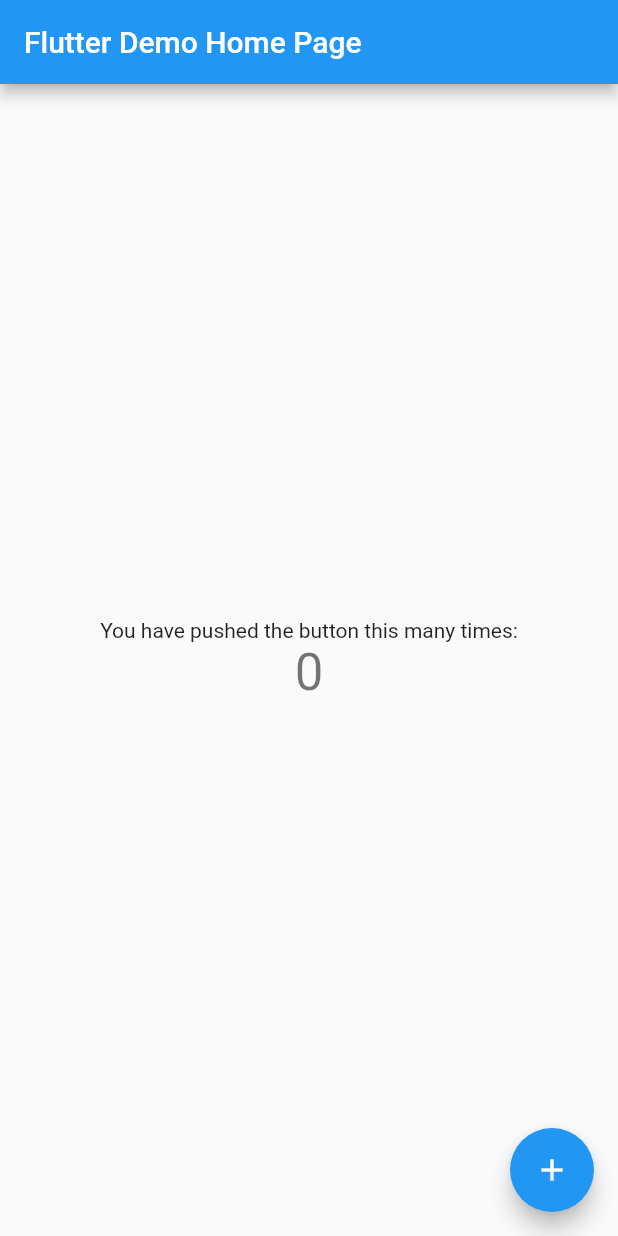
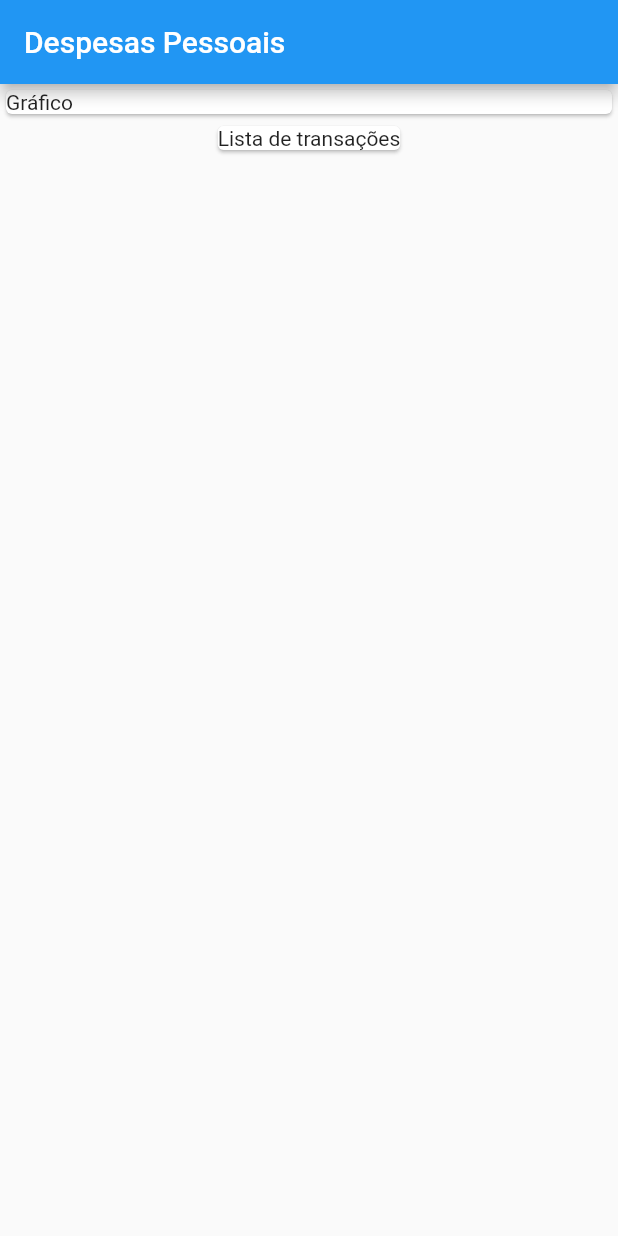
Before and after one commit to pedro-ddias/curso_flutter_completo, a Flutter app: the screen it shows after launch, on a phone screen of 412 x 824 dp. Run offline on Flutter 3.47's test engine with Material 2 defaults, Android fonts, the phone set to English and light mode, and no system bars; missing offline and left inert: dart:html.

Commit message:
Estrutura Projeto
- Estrutura Inicial Projeto
- Estrutura Widget

```diff
--- a/projeto_despesas/lib/main.dart
+++ b/projeto_despesas/lib/main.dart
@@ -1,115 +1,36 @@
+// ignore_for_file: prefer_const_constructors, use_key_in_widget_constructors, sized_box_for_whitespace
 import 'package:flutter/material.dart';
 
-void main() {
-  runApp(const MyApp());
-}
+main() => runApp(DespesasApp());
 
-class MyApp extends StatelessWidget {
-  const MyApp({Key? key}) : super(key: key);
-
-  // This widget is the root of your application.
+class DespesasApp extends StatelessWidget {
   @override
   Widget build(BuildContext context) {
     return MaterialApp(
-      title: 'Flutter Demo',
-      theme: ThemeData(
-        // This is the theme of your application.
-        //
-        // Try running your application with "flutter run". You'll see the
-        // application has a blue toolbar. Then, without quitting the app, try
-        // changing the primarySwatch below to Colors.green and then invoke
-        // "hot reload" (press "r" in the console where you ran "flutter run",
-        // or simply save your changes to "hot reload" in a Flutter IDE).
-        // Notice that the counter didn't reset back to zero; the application
-        // is not restarted.
-        primarySwatch: Colors.blue,
-      ),
-      home: const MyHomePage(title: 'Flutter Demo Home Page'),
+      home: MyHomePage(),
     );
   }
 }
 
-class MyHomePage extends StatefulWidget {
-  const MyHomePage({Key? key, required this.title}) : super(key: key);
-
-  // This widget is the home page of your application. It is stateful, meaning
-  // that it has a State object (defined below) that contains fields that affect
-  // how it looks.
-
-  // This class is the configuration for the state. It holds the values (in this
-  // case the title) provided by the parent (in this case the App widget) and
-  // used by the build method of the State. Fields in a Widget subclass are
-  // always marked "final".
-
-  final String title;
-
-  @override
-  State<MyHomePage> createState() => _MyHomePageState();
-}
-
-class _MyHomePageState extends State<MyHomePage> {
-  int _counter = 0;
-
-  void _incrementCounter() {
-    setState(() {
-      // This call to setState tells the Flutter framework that something has
-      // changed in this State, which causes it to rerun the build method below
-      // so that the display can reflect the updated values. If we changed
-      // _counter without calling setState(), then the build method would not be
-      // called again, and so nothing would appear to happen.
-      _counter++;
-    });
-  }
-
+class MyHomePage extends StatelessWidget {
   @override
   Widget build(BuildContext context) {
-    // This method is rerun every time setState is called, for instance as done
-    // by the _incrementCounter method above.
-    //
-    // The Flutter framework has been optimized to make rerunning build methods
-    // fast, so that you can just rebuild anything that needs updating rather
-    // than having to individually change instances of widgets.
     return Scaffold(
-      appBar: AppBar(
-        // Here we take the value from the MyHomePage object that was created by
-        // the App.build method, and use it to set our appbar title.
-        title: Text(widget.title),
-      ),
-      body: Center(
-        // Center is a layout widget. It takes a single child and positions it
-        // in the middle of the parent.
-        child: Column(
-          // Column is also a layout widget. It takes a list of children and
-          // arranges them vertically. By default, it sizes itself to fit its
-          // children horizontally, and tries to be as tall as its parent.
-          //
-          // Invoke "debug painting" (press "p" in the console, choose the
-          // "Toggle Debug Paint" action from the Flutter Inspector in Android
-          // Studio, or the "Toggle Debug Paint" command in Visual Studio Code)
-          // to see the wireframe for each widget.
-          //
-          // Column has various properties to control how it sizes itself and
-          // how it positions its children. Here we use mainAxisAlignment to
-          // center the children vertically; the main axis here is the vertical
-          // axis because Columns are vertical (the cross axis would be
-          // horizontal).
-          mainAxisAlignment: MainAxisAlignment.center,
-          children: <Widget>[
-            const Text(
-              'You have pushed the button this many times:',
-            ),
-            Text(
-              '$_counter',
-              style: Theme.of(context).textTheme.headline4,
-            ),
-          ],
+        appBar: AppBar(
+          title: Text('Despesas Pessoais'),
         ),
-      ),
-      floatingActionButton: FloatingActionButton(
-        onPressed: _incrementCounter,
-        tooltip: 'Increment',
-        child: const Icon(Icons.add),
-      ), // This trailing comma makes auto-formatting nicer for build methods.
-    );
+        body: Column(
+            // ignore: prefer_const_literals_to_create_immutables
+            children: <Widget>[
+              Container(
+                width: double.infinity,
+                child: Card(
+                  child: Text('Gráfico'),
+                ),
+              ),
+              Card(
+                child: Text('Lista de transações'),
+              )
+            ]));
   }
 }
```
